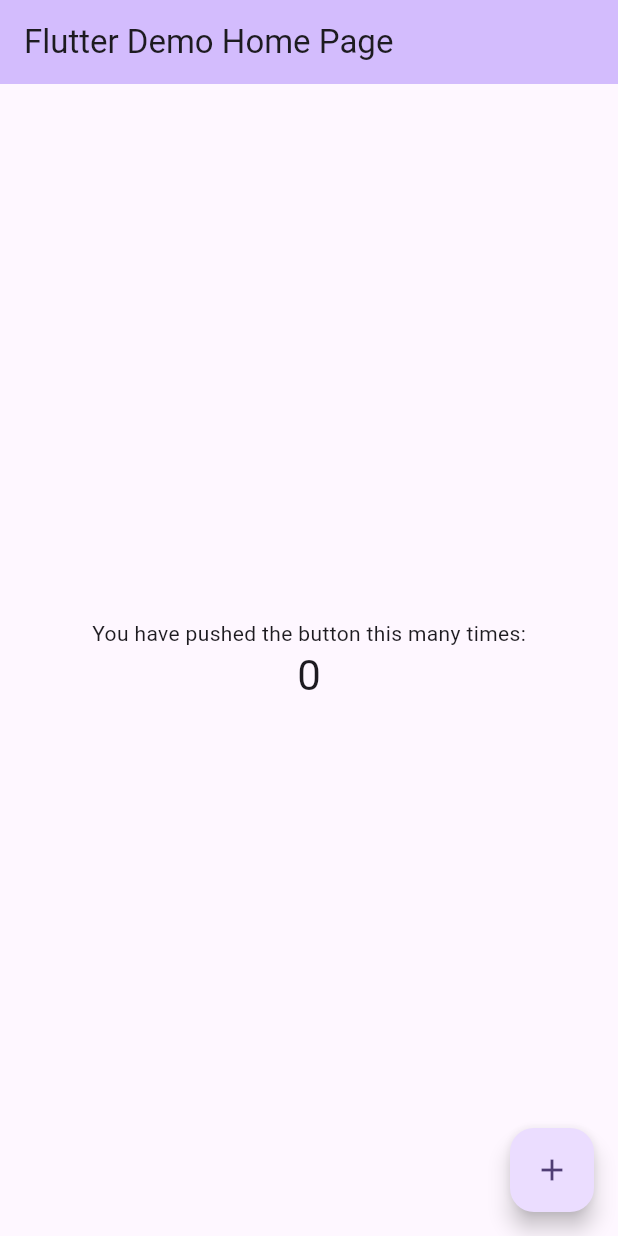
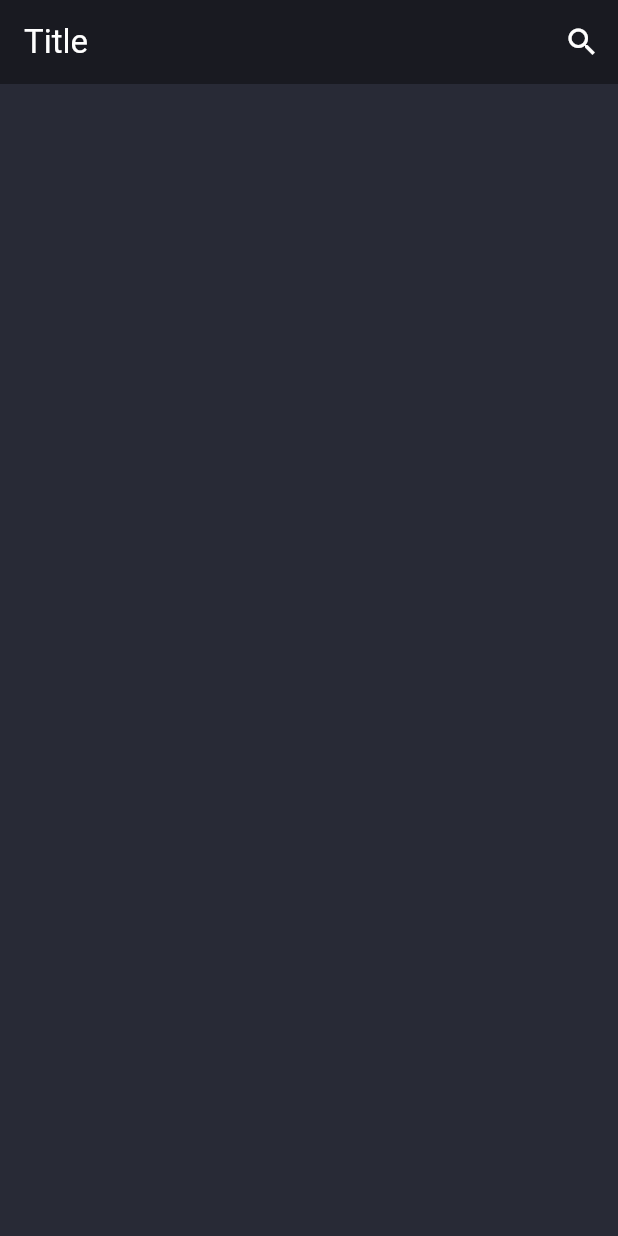
Before and after one commit to gralmeidan/alexandria, a Flutter app: the screen it shows after launch, on a phone screen of 412 x 824 dp. Run offline on Flutter 3.47's test engine with Material 3 defaults, Android fonts, the phone set to English and light mode, and no system bars; missing offline and left inert: lib_browser_extensions.

Commit message:
feat: add library home page

```diff
--- a/lib/main.dart
+++ b/lib/main.dart
@@ -1,4 +1,7 @@
 import 'package:flutter/material.dart';
+
+import 'routes/app_routes.dart';
+import 'styles/colors.dart';
 
 void main() {
   runApp(const MyApp());
@@ -7,119 +10,26 @@ void main() {
 class MyApp extends StatelessWidget {
   const MyApp({super.key});
 
-  // This widget is the root of your application.
   @override
   Widget build(BuildContext context) {
     return MaterialApp(
-      title: 'Flutter Demo',
-      theme: ThemeData(
-        // This is the theme of your application.
-        //
-        // TRY THIS: Try running your application with "flutter run". You'll see
-        // the application has a purple toolbar. Then, without quitting the app,
-        // try changing the seedColor in the colorScheme below to Colors.green
-        // and then invoke "hot reload" (save your changes or press the "hot
-        // reload" button in a Flutter-supported IDE, or press "r" if you used
-        // the command line to start the app).
-        //
-        // Notice that the counter didn't reset back to zero; the application
-        // state is not lost during the reload. To reset the state, use hot
-        // restart instead.
-        //
-        // This works for code too, not just values: Most code changes can be
-        // tested with just a hot reload.
-        colorScheme: ColorScheme.fromSeed(seedColor: Colors.deepPurple),
+      title: 'Alexandria',
+      darkTheme: ThemeData.dark(
         useMaterial3: true,
+      ).copyWith(
+        colorScheme: ColorScheme.fromSeed(
+          seedColor: Colors.deepPurple,
+          brightness: Brightness.dark,
+        ),
+        appBarTheme: const AppBarTheme(
+          color: Colors.black38,
+          foregroundColor: Colors.white,
+        ),
+        scaffoldBackgroundColor: AppColors.background,
       ),
-      home: const MyHomePage(title: 'Flutter Demo Home Page'),
+      initialRoute: AppRoutes.HOME,
+      routes: AppRoutes.routes,
+      themeMode: ThemeMode.dark,
     );
   }
 }
-
-class MyHomePage extends StatefulWidget {
-  const MyHomePage({super.key, required this.title});
-
-  // This widget is the home page of your application. It is stateful, meaning
-  // that it has a State object (defined below) that contains fields that affect
-  // how it looks.
-
-  // This class is the configuration for the state. It holds the values (in this
-  // case the title) provided by the parent (in this case the App widget) and
-  // used by the build method of the State. Fields in a Widget subclass are
-  // always marked "final".
-
-  final String title;
-
-  @override
-  State<MyHomePage> createState() => _MyHomePageState();
-}
-
-class _MyHomePageState extends State<MyHomePage> {
-  int _counter = 0;
-
-  void _incrementCounter() {
-    setState(() {
-      // This call to setState tells the Flutter framework that something has
-      // changed in this State, which causes it to rerun the build method below
-      // so that the display can reflect the updated values. If we changed
-      // _counter without calling setState(), then the build method would not be
-      // called again, and so nothing would appear to happen.
-      _counter++;
-    });
-  }
-
-  @override
-  Widget build(BuildContext context) {
-    // This method is rerun every time setState is called, for instance as done
-    // by the _incrementCounter method above.
-    //
-    // The Flutter framework has been optimized to make rerunning build methods
-    // fast, so that you can just rebuild anything that needs updating rather
-    // than having to individually change instances of widgets.
-    return Scaffold(
-      appBar: AppBar(
-        // TRY THIS: Try changing the color here to a specific color (to
-        // Colors.amber, perhaps?) and trigger a hot reload to see the AppBar
-        // change color while the other colors stay the same.
-        backgroundColor: Theme.of(context).colorScheme.inversePrimary,
-        // Here we take the value from the MyHomePage object that was created by
-        // the App.build method, and use it to set our appbar title.
-        title: Text(widget.title),
-      ),
-      body: Center(
-        // Center is a layout widget. It takes a single child and positions it
-        // in the middle of the parent.
-        child: Column(
-          // Column is also a layout widget. It takes a list of children and
-          // arranges them vertically. By default, it sizes itself to fit its
-          // children horizontally, and tries to be as tall as its parent.
-          //
-          // Column has various properties to control how it sizes itself and
-          // how it positions its children. Here we use mainAxisAlignment to
-          // center the children vertically; the main axis here is the vertical
-          // axis because Columns are vertical (the cross axis would be
-          // horizontal).
-          //
-          // TRY THIS: Invoke "debug painting" (choose the "Toggle Debug Paint"
-          // action in the IDE, or press "p" in the console), to see the
-          // wireframe for each widget.
-          mainAxisAlignment: MainAxisAlignment.center,
-          children: <Widget>[
-            const Text(
-              'You have pushed the button this many times:',
-            ),
-            Text(
-              '$_counter',
-              style: Theme.of(context).textTheme.headlineMedium,
-            ),
-          ],
-        ),
-      ),
-      floatingActionButton: FloatingActionButton(
-        onPressed: _incrementCounter,
-        tooltip: 'Increment',
-        child: const Icon(Icons.add),
-      ), // This trailing comma makes auto-formatting nicer for build methods.
-    );
-  }
-}
--- /dev/null
+++ b/lib/pages/library.dart
@@ -0,0 +1,23 @@
+import 'package:flutter/material.dart';
+import 'package:lib_browser_extensions/lib_browser_extensions.dart';
+
+import 'widgets/library_app_bar.dart';
+
+class HomePage extends StatefulWidget {
+  const HomePage({super.key});
+
+  @override
+  State<HomePage> createState() => _MyHomePageState();
+}
+
+class _MyHomePageState extends State<HomePage> {
+  @override
+  Widget build(BuildContext context) {
+    return Scaffold(
+      appBar: const LibraryAppBar(),
+      body: Center(
+        child: SizedBox(),
+      ),
+    );
+  }
+}
--- /dev/null
+++ b/lib/pages/widgets/library_app_bar.dart
@@ -0,0 +1,66 @@
+import 'package:flutter/material.dart';
+
+class LibraryAppBar extends StatefulWidget implements PreferredSizeWidget {
+  final String title;
+
+  const LibraryAppBar({
+    Key? key,
+    this.title = 'Title',
+  }) : super(key: key);
+
+  @override
+  State<LibraryAppBar> createState() => _LibraryAppBarState();
+
+  @override
+  Size get preferredSize => const Size.fromHeight(kToolbarHeight);
+}
+
+class _LibraryAppBarState extends State<LibraryAppBar> {
+  final TextEditingController _searchController = TextEditingController();
+  bool _isSearchOpen = false;
+
+  void _toggleSearch() {
+    setState(() {
+      _isSearchOpen = !_isSearchOpen;
+    });
+  }
+
+  @override
+  Widget build(BuildContext context) {
+    late Widget title;
+    Widget? leading;
+
+    if (_isSearchOpen) {
+      title = TextField(
+        autofocus: true,
+        decoration: const InputDecoration(
+          hintText: 'Search',
+          border: InputBorder.none,
+        ),
+        controller: _searchController,
+      );
+
+      leading = IconButton(
+        onPressed: () {
+          _toggleSearch();
+        },
+        icon: const Icon(Icons.arrow_back),
+      );
+    } else {
+      title = Text(widget.title);
+    }
+
+    return AppBar(
+      title: title,
+      leading: leading,
+      actions: [
+        IconButton(
+          onPressed: () {
+            _toggleSearch();
+          },
+          icon: const Icon(Icons.search),
+        ),
+      ],
+    );
+  }
+}
--- /dev/null
+++ b/lib/routes/app_routes.dart
@@ -0,0 +1,9 @@
+import '../pages/library.dart';
+
+class AppRoutes {
+  static const String HOME = '/';
+
+  static final routes = {
+    HOME: (context) => const HomePage(),
+  };
+}
--- /dev/null
+++ b/lib/styles/colors.dart
@@ -0,0 +1,5 @@
+import 'package:flutter/material.dart';
+
+class AppColors {
+  static const Color background = Color(0xFF282a36);
+}
```
